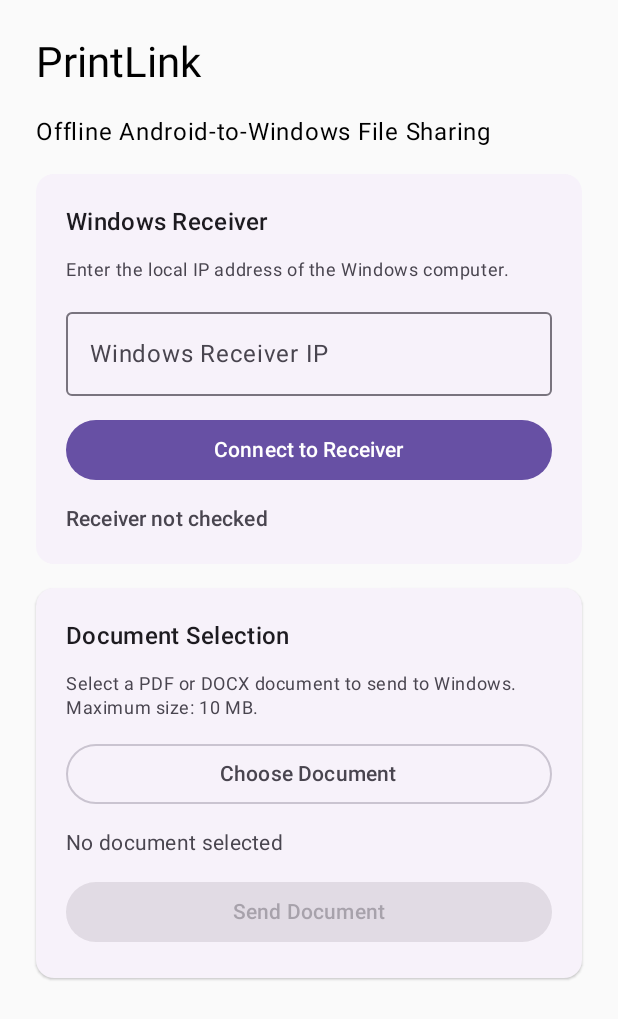
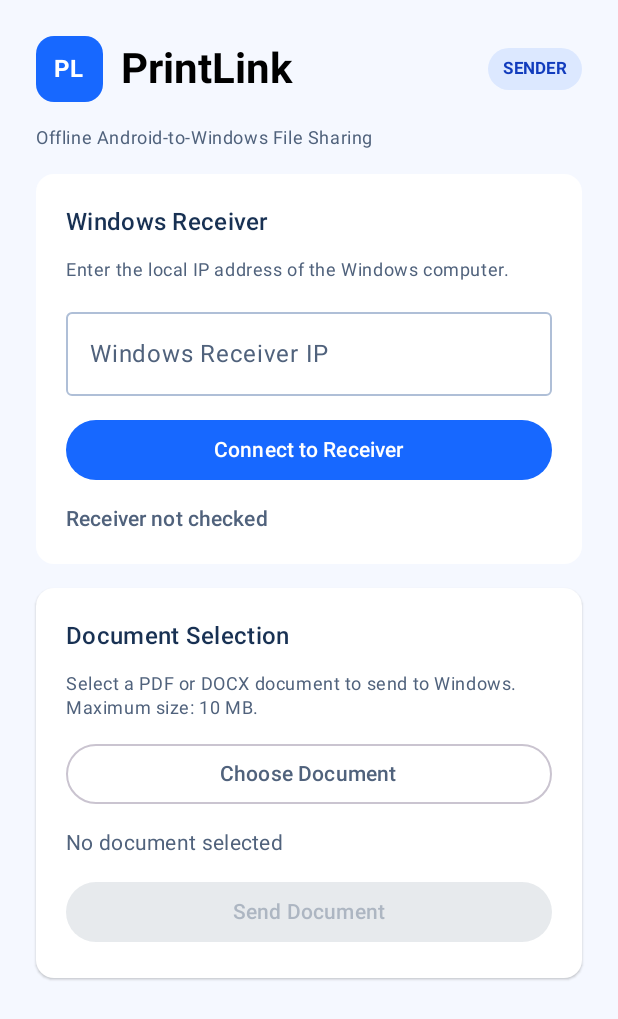
Before and after one commit to monkozen/PrintLink, an Android app built with Jetpack Compose: the screen it shows after launch (MainActivity), on a phone screen of 412 x 824 dp. Shown: the top 1019 px of the screen. Run offline under Robolectric (Android 15) with nearby library versions, the phone set to English and light mode, and no system bars.

Commit message:
feat(android): apply unified PrintLink branding

```diff
--- a/android-app/app/src/main/java/com/example/printlink/MainActivity.kt
+++ b/android-app/app/src/main/java/com/example/printlink/MainActivity.kt
@@ -11,6 +11,7 @@ import androidx.activity.ComponentActivity
 import androidx.activity.compose.setContent
 import androidx.activity.compose.rememberLauncherForActivityResult
 import androidx.activity.result.contract.ActivityResultContracts
+import androidx.compose.foundation.background
 import androidx.compose.foundation.layout.*
 import androidx.compose.foundation.rememberScrollState
 import androidx.compose.foundation.shape.RoundedCornerShape
@@ -18,9 +19,12 @@ import androidx.compose.foundation.verticalScroll
 import androidx.compose.material3.*
 import androidx.compose.runtime.*
 import androidx.compose.runtime.saveable.rememberSaveable
+import androidx.compose.ui.Alignment
 import androidx.compose.ui.graphics.Color
 import androidx.compose.ui.Modifier
+import androidx.compose.ui.text.font.FontWeight
 import androidx.compose.ui.text.style.TextOverflow
+import com.example.printlink.ui.theme.PrintLinkTheme
 import androidx.compose.ui.unit.dp
 import java.io.BufferedInputStream
 import java.io.BufferedOutputStream
@@ -166,23 +170,65 @@ class MainActivity : ComponentActivity() {
                     }
                 }
 
-            MaterialTheme {
+            PrintLinkTheme {
                 Column(
                     modifier = Modifier
                         .fillMaxSize()
+                        .background(MaterialTheme.colorScheme.background)
                         .verticalScroll(rememberScrollState())
                         .padding(24.dp),
                     verticalArrangement =
                         Arrangement.spacedBy(16.dp)
                 ) {
-                    Text(
-                        text = "PrintLink",
-                        style =
-                            MaterialTheme.typography.headlineMedium
-                    )
+                    Row(
+                        modifier = Modifier.fillMaxWidth(),
+                        verticalAlignment = Alignment.CenterVertically,
+                        horizontalArrangement = Arrangement.spacedBy(12.dp)
+                    ) {
+                        Surface(
+                            color = MaterialTheme.colorScheme.primary,
+                            shape = RoundedCornerShape(12.dp)
+                        ) {
+                            Text(
+                                text = "PL",
+                                modifier = Modifier.padding(
+                                    horizontal = 12.dp,
+                                    vertical = 10.dp
+                                ),
+                                color = MaterialTheme.colorScheme.onPrimary,
+                                style = MaterialTheme.typography.titleMedium,
+                                fontWeight = FontWeight.Bold
+                            )
+                        }
+
+                        Text(
+                            text = "PrintLink",
+                            modifier = Modifier.weight(1f),
+                            style = MaterialTheme.typography.headlineMedium,
+                            fontWeight = FontWeight.Bold
+                        )
+
+                        Surface(
+                            color = MaterialTheme.colorScheme.primaryContainer,
+                            shape = RoundedCornerShape(50.dp)
+                        ) {
+                            Text(
+                                text = "SENDER",
+                                modifier = Modifier.padding(
+                                    horizontal = 10.dp,
+                                    vertical = 6.dp
+                                ),
+                                color = MaterialTheme.colorScheme.onPrimaryContainer,
+                                style = MaterialTheme.typography.labelSmall,
+                                fontWeight = FontWeight.Bold
+                            )
+                        }
+                    }
 
                     Text(
-                        text = "Offline Android-to-Windows File Sharing"
+                        text = "Offline Android-to-Windows File Sharing",
+                        style = MaterialTheme.typography.bodySmall,
+                        color = MaterialTheme.colorScheme.onSurfaceVariant
                     )
                     ElevatedCard(
                         modifier = Modifier.fillMaxWidth()
--- a/android-app/app/src/main/java/com/example/printlink/ui/theme/Color.kt
+++ b/android-app/app/src/main/java/com/example/printlink/ui/theme/Color.kt
@@ -1,11 +1,11 @@
+
 package com.example.printlink.ui.theme
 
 import androidx.compose.ui.graphics.Color
 
-val Purple80 = Color(0xFFD0BCFF)
-val PurpleGrey80 = Color(0xFFCCC2DC)
-val Pink80 = Color(0xFFEFB8C8)
+val PrintLinkBlue = Color(0xFF1768FF)
+val PrintLinkDeepBlue = Color(0xFF123CBD)
+val PrintLinkCyan = Color(0xFF19E6FF)
 
-val Purple40 = Color(0xFF6650a4)
-val PurpleGrey40 = Color(0xFF625b71)
-val Pink40 = Color(0xFF7D5260)
+val PrintLinkBackground = Color(0xFFF5F8FF)
+val PrintLinkInk = Color(0xFF183153)
--- a/android-app/app/src/main/java/com/example/printlink/ui/theme/Theme.kt
+++ b/android-app/app/src/main/java/com/example/printlink/ui/theme/Theme.kt
@@ -1,57 +1,72 @@
+
 package com.example.printlink.ui.theme
 
-import android.app.Activity
-import android.os.Build
 import androidx.compose.foundation.isSystemInDarkTheme
 import androidx.compose.material3.MaterialTheme
 import androidx.compose.material3.darkColorScheme
-import androidx.compose.material3.dynamicDarkColorScheme
-import androidx.compose.material3.dynamicLightColorScheme
 import androidx.compose.material3.lightColorScheme
 import androidx.compose.runtime.Composable
-import androidx.compose.ui.platform.LocalContext
+import androidx.compose.ui.graphics.Color
+
+private val LightColorScheme = lightColorScheme(
+    primary = PrintLinkBlue,
+    onPrimary = Color.White,
+    primaryContainer = Color(0xFFDCE8FF),
+    onPrimaryContainer = PrintLinkDeepBlue,
+
+    secondary = PrintLinkDeepBlue,
+    onSecondary = Color.White,
+    tertiary = Color(0xFF007A91),
+
+    background = PrintLinkBackground,
+    onBackground = PrintLinkInk,
+
+    surface = Color.White,
+    onSurface = PrintLinkInk,
+    surfaceVariant = Color(0xFFEAF1FF),
+    onSurfaceVariant = Color(0xFF50627C),
+
+    surfaceContainerLow = Color.White,
+    surfaceContainer = Color(0xFFF3F7FF),
+    surfaceContainerHigh = Color(0xFFECF3FF),
+
+    outline = Color(0xFFAFBFD7),
+    error = Color(0xFFB3261E)
+)
 
 private val DarkColorScheme = darkColorScheme(
-    primary = Purple80,
-    secondary = PurpleGrey80,
-    tertiary = Pink80
-)
+    primary = Color(0xFF91B8FF),
+    onPrimary = Color(0xFF002A63),
 
-private val LightColorScheme = lightColorScheme(
-    primary = Purple40,
-    secondary = PurpleGrey40,
-    tertiary = Pink40
+    secondary = PrintLinkCyan,
+    onSecondary = Color(0xFF003641),
 
-    /* Other default colors to override
-    background = Color(0xFFFFFBFE),
-    surface = Color(0xFFFFFBFE),
-    onPrimary = Color.White,
-    onSecondary = Color.White,
-    onTertiary = Color.White,
-    onBackground = Color(0xFF1C1B1F),
-    onSurface = Color(0xFF1C1B1F),
-    */
+    background = Color(0xFF0B1F37),
+    onBackground = Color.White,
+
+    surface = Color(0xFF152846),
+    onSurface = Color.White,
+    surfaceVariant = Color(0xFF243C5A),
+    onSurfaceVariant = Color(0xFFD6E2F5),
+
+    surfaceContainerLow = Color(0xFF152846),
+    surfaceContainer = Color(0xFF1C3150),
+    surfaceContainerHigh = Color(0xFF263D5C),
+
+    error = Color(0xFFFFB4AB)
 )
 
 @Composable
 fun PrintLinkTheme(
     darkTheme: Boolean = isSystemInDarkTheme(),
-    // Dynamic color is available on Android 12+
-    dynamicColor: Boolean = true,
     content: @Composable () -> Unit
 ) {
-    val colorScheme = when {
-        dynamicColor && Build.VERSION.SDK_INT >= Build.VERSION_CODES.S -> {
-            val context = LocalContext.current
-            if (darkTheme) dynamicDarkColorScheme(context) else dynamicLightColorScheme(context)
-        }
-
-        darkTheme -> DarkColorScheme
-        else -> LightColorScheme
-    }
-
     MaterialTheme(
-        colorScheme = colorScheme,
+        colorScheme = if (darkTheme) {
+            DarkColorScheme
+        } else {
+            LightColorScheme
+        },
         typography = Typography,
         content = content
     )
```
